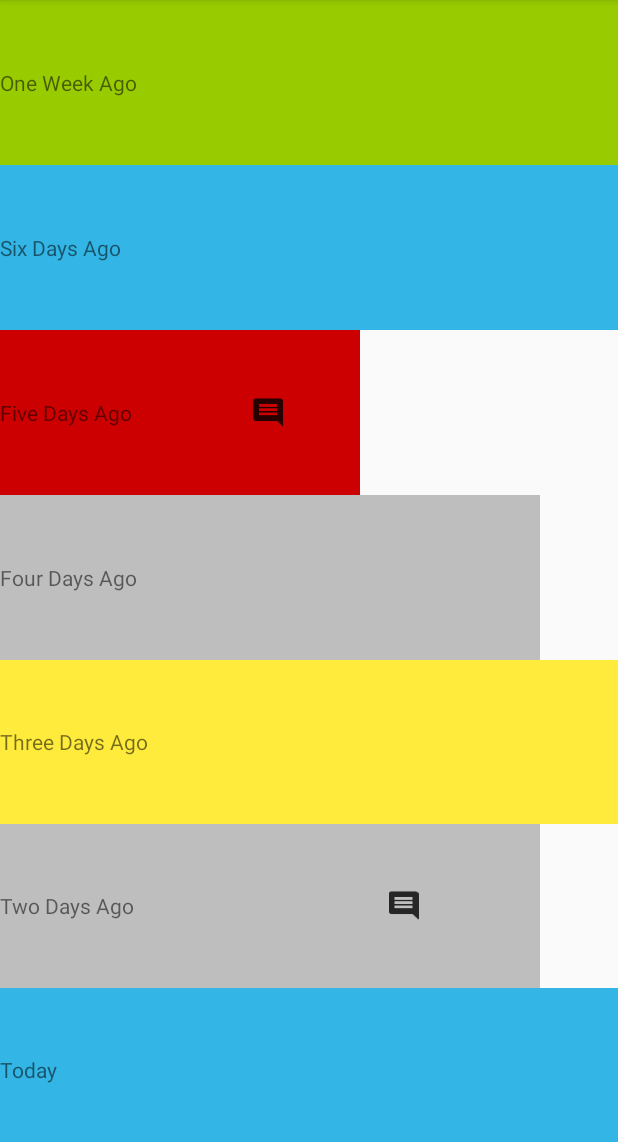
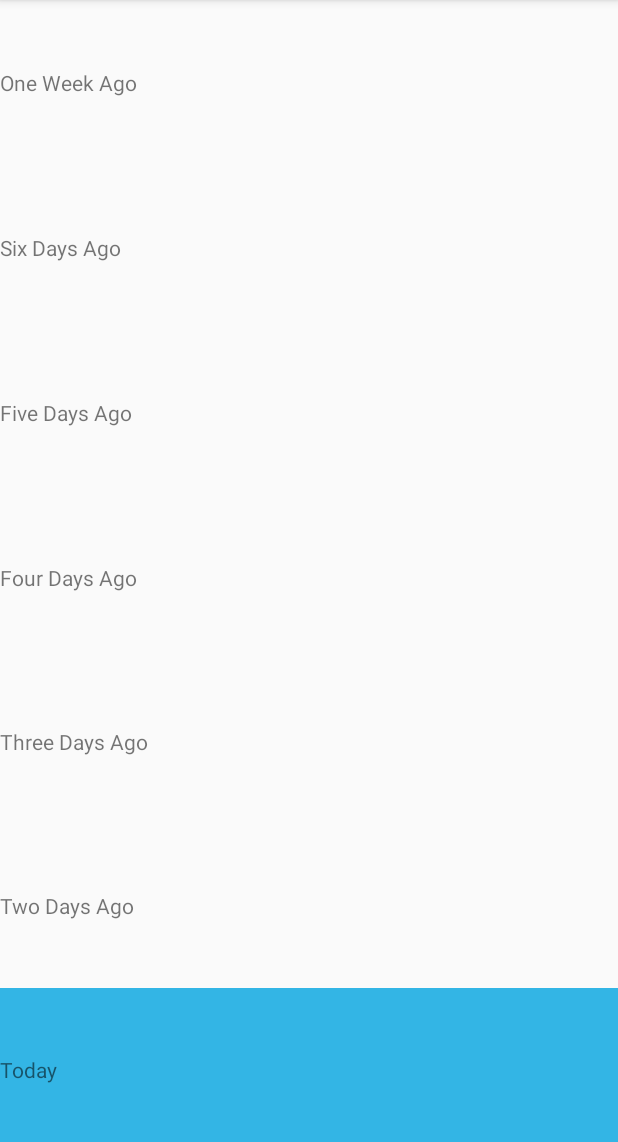
Before and after one commit to zood234/MoodTracker, an Android app: the History screen opened directly, with no data from a screen before it, on a phone screen of 412 x 824 dp, the part 84-1226 px from its top. Run offline under Robolectric (Android 15) with nearby library versions, the phone set to English and light mode, and no system bars; network calls fail.

Commit message:
fixed indent

```diff
--- a/app/src/main/java/com/example/moodtracker/Day.kt
+++ b/app/src/main/java/com/example/moodtracker/Day.kt
@@ -3,21 +3,21 @@ package com.example.moodtracker
 import android.view.View
 
 class Day {
-    var day1 = arrayOf("Angry", "03/06/21", "Really Happy today")
-    var day2 = arrayOf("Great", "03/06/21", "Really  Sad today")
-    var day3 = arrayOf("Angry", "03/06/21", "")
-    var day4 = arrayOf("VAngry", "03/06/21", "Really  Very Angry today")
-    var day5 = arrayOf("Normal", "03/06/21", "")
-    var day6 = arrayOf("Happy", "03/06/21", "Really  Happy today")
-    var day7 = arrayOf("VAngry", "03/06/21", "Really  Very Angry today")
+//    var day1 = arrayOf("Angry", "03/06/21", "Really Happy today")
+//    var day2 = arrayOf("Great", "03/06/21", "Really  Sad today")
+//    var day3 = arrayOf("Angry", "03/06/21", "")
+//    var day4 = arrayOf("VAngry", "03/06/21", "Really  Very Angry today")
+//    var day5 = arrayOf("Normal", "03/06/21", "")
+//    var day6 = arrayOf("Happy", "03/06/21", "Really  Happy today")
+//    var day7 = arrayOf("VAngry", "03/06/21", "Really  Very Angry today")
 
-//    var day1 = arrayOf("", "", "")
-//    var day2 = arrayOf("", "", "")
-//    var day3 = arrayOf("", "", "")
-//    var day4 = arrayOf("", "", "")
-//    var day5 = arrayOf("", "", "")
-//    var day6 = arrayOf("", "", "")
-//    var day7 = arrayOf("", "", "")
+    var day1 = arrayOf("", "", "")
+    var day2 = arrayOf("", "", "")
+    var day3 = arrayOf("", "", "")
+    var day4 = arrayOf("", "", "")
+    var day5 = arrayOf("", "", "")
+    var day6 = arrayOf("", "", "")
+    var day7 = arrayOf("", "", "")
 
 
     var currentDay = arrayOf("", "", "")
--- a/app/src/main/res/layout/activity_bad_mood.xml
+++ b/app/src/main/res/layout/activity_bad_mood.xml
@@ -4,9 +4,8 @@
     xmlns:tools="http://schemas.android.com/tools"
     android:layout_width="match_parent"
     android:layout_height="match_parent"
-    tools:context=".BadMood"
     android:background="#BEBEBE"
-    >
+    tools:context=".BadMood">
 
 
     <ImageView
--- a/app/src/main/res/layout/activity_good_mood.xml
+++ b/app/src/main/res/layout/activity_good_mood.xml
@@ -4,9 +4,8 @@
     xmlns:tools="http://schemas.android.com/tools"
     android:layout_width="match_parent"
     android:layout_height="match_parent"
-    tools:context=".GoodMood"
     android:background="@android:color/holo_green_light"
-    >
+    tools:context=".GoodMood">
 
     <ImageView
         android:id="@+id/normalEmotionIV"
--- a/app/src/main/res/layout/activity_great_mood.xml
+++ b/app/src/main/res/layout/activity_great_mood.xml
@@ -4,8 +4,8 @@
     xmlns:tools="http://schemas.android.com/tools"
     android:layout_width="match_parent"
     android:layout_height="match_parent"
+    android:background="#FFEB3B"
     tools:context=".GreatMood"
-    android:background="#FFEB3B"
 
     >
 
--- a/app/src/main/res/layout/activity_history.xml
+++ b/app/src/main/res/layout/activity_history.xml
@@ -11,10 +11,9 @@
         android:id="@+id/day7Layout"
         android:layout_width="420dp"
         android:layout_height="match_parent"
-        android:orientation="horizontal"
+        android:layout_weight="1"
         android:gravity="center"
-        android:layout_weight="1"
-        >
+        android:orientation="horizontal">
 
         <TextView
             android:id="@+id/weekAgoTextView"
@@ -35,9 +34,9 @@
         android:id="@+id/day6Layout"
         android:layout_width="match_parent"
         android:layout_height="match_parent"
-        android:orientation="horizontal"
+        android:layout_weight="1"
         android:gravity="center"
-        android:layout_weight="1">
+        android:orientation="horizontal">
 
         <TextView
             android:id="@+id/sixDaysAgoTextView"
@@ -60,9 +59,9 @@
         android:id="@+id/day5Layout"
         android:layout_width="match_parent"
         android:layout_height="match_parent"
-        android:orientation="horizontal"
+        android:layout_weight="1"
         android:gravity="center"
-        android:layout_weight="1">
+        android:orientation="horizontal">
 
         <TextView
             android:id="@+id/fiveDaysAgoTextView"
@@ -84,9 +83,9 @@
         android:id="@+id/day4Layout"
         android:layout_width="match_parent"
         android:layout_height="match_parent"
-        android:orientation="horizontal"
+        android:layout_weight="1"
         android:gravity="center"
-        android:layout_weight="1">
+        android:orientation="horizontal">
 
 
         <TextView
@@ -108,9 +107,9 @@
         android:id="@+id/day3Layout"
         android:layout_width="match_parent"
         android:layout_height="match_parent"
-        android:orientation="horizontal"
+        android:layout_weight="1"
         android:gravity="center"
-        android:layout_weight="1">
+        android:orientation="horizontal">
 
         <TextView
             android:id="@+id/threeDaysAgoTextView"
@@ -131,9 +130,9 @@
         android:id="@+id/day2Layout"
         android:layout_width="match_parent"
         android:layout_height="match_parent"
-        android:orientation="horizontal"
+        android:layout_weight="1"
         android:gravity="center"
-        android:layout_weight="1">
+        android:orientation="horizontal">
 
         <TextView
             android:id="@+id/twoDaysAgoTextView"
@@ -154,9 +153,9 @@
         android:id="@+id/day1Layout"
         android:layout_width="match_parent"
         android:layout_height="match_parent"
-        android:orientation="horizontal"
+        android:layout_weight="1"
         android:gravity="center"
-        android:layout_weight="1">
+        android:orientation="horizontal">
 
         <TextView
             android:id="@+id/todayTextView"
--- a/app/src/main/res/layout/activity_very_bad_mood.xml
+++ b/app/src/main/res/layout/activity_very_bad_mood.xml
@@ -4,8 +4,8 @@
     xmlns:tools="http://schemas.android.com/tools"
     android:layout_width="match_parent"
     android:layout_height="match_parent"
+    android:background="@android:color/holo_red_dark"
     tools:context=".VeryBadMood"
-    android:background="@android:color/holo_red_dark"
 
     >
 
```
Also changed, not shown: app/src/main/AndroidManifest.xml (+4 -3 lines), app/src/main/java/com/example/moodtracker/BadMood.kt (+5 -5 lines), app/src/main/java/com/example/moodtracker/GoodMood.kt (+5 -5 lines), app/src/main/java/com/example/moodtracker/GreatMood.kt (+4 -4 lines), app/src/main/java/com/example/moodtracker/History.kt (+52 -51 lines), app/src/main/java/com/example/moodtracker/MainActivity.kt (+23 -24 lines), app/src/main/java/com/example/moodtracker/VeryBadMood.kt (+4 -4 lines), app/src/main/res/layout/comment_layout.xml (+10 -9 lines).
